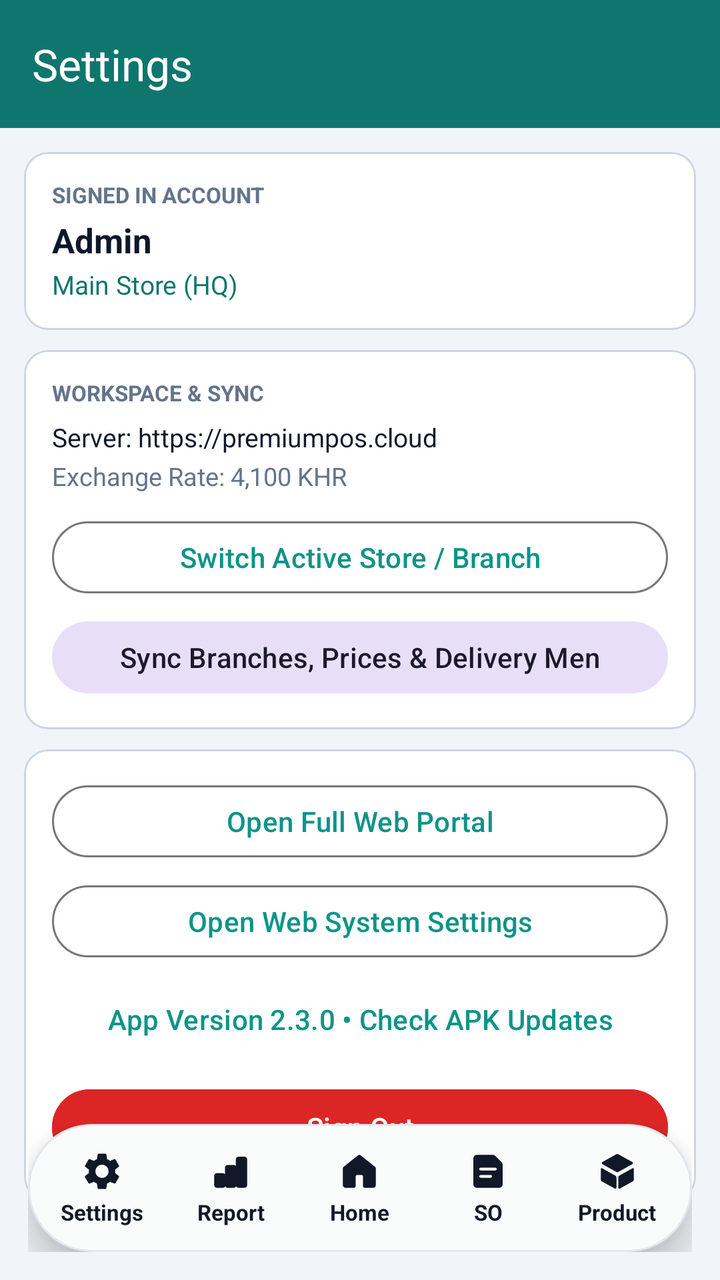
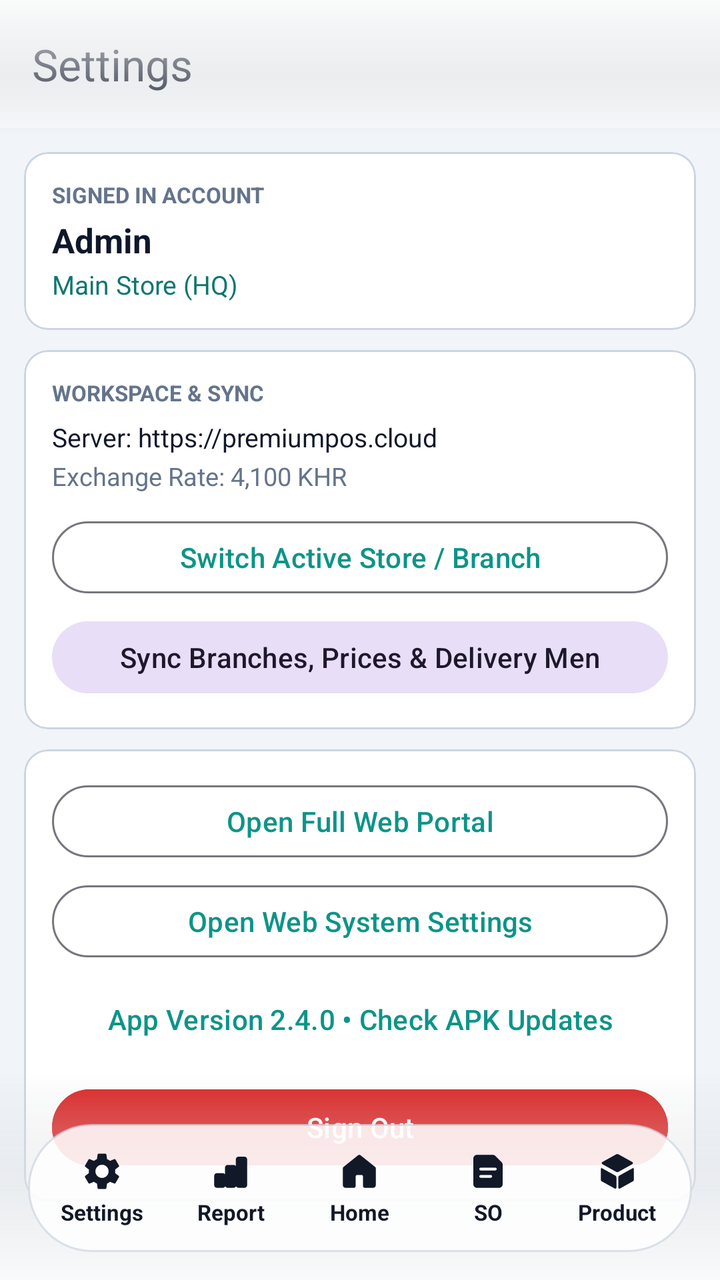

Two renders of the same Android screen: before a commit and after it. Below are the layout's source before the change and the commit's diff.
<!-- AndroidManifest.xml: application theme Theme.InFlowPremium -->
<!-- res/layout/activity_app_settings.xml -->
<?xml version="1.0" encoding="utf-8"?>
<androidx.coordinatorlayout.widget.CoordinatorLayout xmlns:android="http://schemas.android.com/apk/res/android"
    xmlns:app="http://schemas.android.com/apk/res-auto"
    android:layout_width="match_parent"
    android:layout_height="match_parent"
    android:background="@color/background"
    android:clipChildren="false"
    android:clipToPadding="false">

    <com.google.android.material.appbar.AppBarLayout
        android:layout_width="match_parent"
        android:layout_height="wrap_content"
        android:background="@color/primary_dark">

        <com.google.android.material.appbar.MaterialToolbar
            android:id="@+id/toolbar"
            android:layout_width="match_parent"
            android:layout_height="?attr/actionBarSize"
            app:subtitleTextColor="@color/primary_light"
            app:title="Settings"
            app:titleTextColor="@color/white" />
    </com.google.android.material.appbar.AppBarLayout>

    <ScrollView
        android:layout_width="match_parent"
        android:layout_height="match_parent"
        android:clipToPadding="false"
        android:paddingBottom="96dp"
        app:layout_behavior="@string/appbar_scrolling_view_behavior">

        <LinearLayout
            android:layout_width="match_parent"
            android:layout_height="wrap_content"
            android:orientation="vertical"
            android:padding="12dp">

            
            <com.google.android.material.card.MaterialCardView
                android:layout_width="match_parent"
                android:layout_height="wrap_content"
                app:cardBackgroundColor="@color/white"
                app:cardCornerRadius="12dp"
                app:strokeColor="@color/border"
                app:strokeWidth="1dp">

                <LinearLayout
                    android:layout_width="match_parent"
                    android:layout_height="wrap_content"
                    android:orientation="vertical"
                    android:padding="14dp">

                    <TextView
                        android:layout_width="wrap_content"
                        android:layout_height="wrap_content"
                        android:text="SIGNED IN ACCOUNT"
                        android:textColor="@color/gray"
                        android:textSize="11sp"
                        android:textStyle="bold" />

                    <TextView
                        android:id="@+id/tvSettingUser"
                        android:layout_width="wrap_content"
                        android:layout_height="wrap_content"
                        android:layout_marginTop="4dp"
                        android:text="Admin"
                        android:textColor="@color/black"
                        android:textSize="17sp"
                        android:textStyle="bold" />

                    <TextView
                        android:id="@+id/tvSettingRole"
                        android:layout_width="wrap_content"
                        android:layout_height="wrap_content"
                        android:layout_marginTop="2dp"
                        android:text="Main Store (HQ)"
                        android:textColor="@color/primary_dark"
                        android:textSize="13sp" />
                </LinearLayout>
            </com.google.android.material.card.MaterialCardView>

            
            <com.google.android.material.card.MaterialCardView
                android:layout_width="match_parent"
                android:layout_height="wrap_content"
                android:layout_marginTop="10dp"
                app:cardBackgroundColor="@color/white"
                app:cardCornerRadius="12dp"
                app:strokeColor="@color/border"
                app:strokeWidth="1dp">

                <LinearLayout
                    android:layout_width="match_parent"
                    android:layout_height="wrap_content"
                    android:orientation="vertical"
                    android:padding="14dp">

                    <TextView
                        android:layout_width="wrap_content"
                        android:layout_height="wrap_content"
                        android:text="WORKSPACE &amp; SYNC"
                        android:textColor="@color/gray"
                        android:textSize="11sp"
                        android:textStyle="bold" />

                    <TextView
                        android:id="@+id/tvSettingServer"
                        android:layout_width="wrap_content"
                        android:layout_height="wrap_content"
                        android:layout_marginTop="6dp"
                        android:text="Server: https://premiumpos.cloud"
                        android:textColor="@color/black"
                        android:textSize="13sp" />

                    <TextView
                        android:id="@+id/tvSettingRate"
                        android:layout_width="wrap_content"
                        android:layout_height="wrap_content"
                        android:layout_marginTop="2dp"
                        android:text="Exchange Rate: 4,100 KHR"
                        android:textColor="@color/gray"
                        android:textSize="12.5sp" />

                    <com.google.android.material.button.MaterialButton
                        android:id="@+id/btnSettingBranch"
                        style="@style/Widget.Material3.Button.OutlinedButton"
                        android:layout_width="match_parent"
                        android:layout_height="44dp"
                        android:layout_marginTop="10dp"
                        android:text="Switch Active Store / Branch" />

                    <com.google.android.material.button.MaterialButton
                        android:id="@+id/btnSettingSync"
                        style="@style/Widget.Material3.Button.TonalButton"
                        android:layout_width="match_parent"
                        android:layout_height="44dp"
                        android:layout_marginTop="6dp"
                        android:text="Sync Branches, Prices &amp; Delivery Men" />
                </LinearLayout>
            </com.google.android.material.card.MaterialCardView>

            
            <com.google.android.material.card.MaterialCardView
                android:layout_width="match_parent"
                android:layout_height="wrap_content"
                android:layout_marginTop="10dp"
                app:cardBackgroundColor="@color/white"
                app:cardCornerRadius="12dp"
                app:strokeColor="@color/border"
                app:strokeWidth="1dp">

                <LinearLayout
                    android:layout_width="match_parent"
                    android:layout_height="wrap_content"
                    android:orientation="vertical"
                    android:padding="14dp">

                    <com.google.android.material.button.MaterialButton
                        android:id="@+id/btnOpenWebPortal"
                        style="@style/Widget.Material3.Button.OutlinedButton"
                        android:layout_width="match_parent"
                        android:layout_height="44dp"
                        android:text="Open Full Web Portal" />

                    <com.google.android.material.button.MaterialButton
                        android:id="@+id/btnOpenWebSettings"
                        style="@style/Widget.Material3.Button.OutlinedButton"
                        android:layout_width="match_parent"
                        android:layout_height="44dp"
                        android:layout_marginTop="6dp"
                        android:text="Open Web System Settings" />

                    <com.google.android.material.button.MaterialButton
                        android:id="@+id/btnCheckUpdate"
                        style="@style/Widget.Material3.Button.TextButton"
                        android:layout_width="match_parent"
                        android:layout_height="42dp"
                        android:layout_marginTop="6dp"
                        android:text="App Version 2.3.0 • Check APK Updates" />

                    <com.google.android.material.button.MaterialButton
                        android:id="@+id/btnSignOut"
                        android:layout_width="match_parent"
                        android:layout_height="46dp"
                        android:layout_marginTop="10dp"
                        android:backgroundTint="@color/cancel_red"
                        android:text="Sign Out"
                        android:textColor="@color/white" />
                </LinearLayout>
            </com.google.android.material.card.MaterialCardView>

        </LinearLayout>
    </ScrollView>

    <include
        android:id="@+id/bottomNav"
        layout="@layout/view_bottom_nav" />

</androidx.coordinatorlayout.widget.CoordinatorLayout>
<!-- res/layout/view_bottom_nav.xml (included above) -->
<?xml version="1.0" encoding="utf-8"?>
<FrameLayout xmlns:android="http://schemas.android.com/apk/res/android"
    xmlns:app="http://schemas.android.com/apk/res-auto"
    android:layout_width="match_parent"
    android:layout_height="wrap_content"
    android:layout_gravity="bottom"
    android:background="@android:color/transparent"
    android:paddingHorizontal="14dp"
    android:paddingTop="4dp"
    android:paddingBottom="14dp">

    
    <LinearLayout
        android:layout_width="match_parent"
        android:layout_height="64dp"
        android:background="@drawable/bg_nav_capsule"
        android:baselineAligned="false"
        android:elevation="12dp"
        android:gravity="center_vertical"
        android:orientation="horizontal"
        android:padding="5dp">

        
        <LinearLayout
            android:id="@+id/navTabSettings"
            android:layout_width="0dp"
            android:layout_height="match_parent"
            android:layout_weight="1"
            android:clickable="true"
            android:focusable="true"
            android:gravity="center"
            android:orientation="vertical">

            <ImageView
                android:id="@+id/ivNavSettings"
                android:layout_width="22dp"
                android:layout_height="22dp"
                android:contentDescription="Settings"
                android:src="@drawable/ic_nav_settings"
                app:tint="#111827" />

            <TextView
                android:id="@+id/tvNavSettings"
                android:layout_width="wrap_content"
                android:layout_height="wrap_content"
                android:layout_marginTop="2dp"
                android:text="Settings"
                android:textColor="#111827"
                android:textSize="11sp"
                android:textStyle="bold" />
        </LinearLayout>

        
        <LinearLayout
            android:id="@+id/navTabReport"
            android:layout_width="0dp"
            android:layout_height="match_parent"
            android:layout_weight="1"
            android:clickable="true"
            android:focusable="true"
            android:gravity="center"
            android:orientation="vertical">

            <ImageView
                android:id="@+id/ivNavReport"
                android:layout_width="22dp"
                android:layout_height="22dp"
                android:contentDescription="Report"
                android:src="@drawable/ic_nav_report"
                app:tint="#111827" />

            <TextView
                android:id="@+id/tvNavReport"
                android:layout_width="wrap_content"
                android:layout_height="wrap_content"
                android:layout_marginTop="2dp"
                android:text="Report"
                android:textColor="#111827"
                android:textSize="11sp"
                android:textStyle="bold" />
        </LinearLayout>

        
        <LinearLayout
            android:id="@+id/navTabHome"
            android:layout_width="0dp"
            android:layout_height="match_parent"
            android:layout_weight="1"
            android:clickable="true"
            android:focusable="true"
            android:gravity="center"
            android:orientation="vertical">

            <ImageView
                android:id="@+id/ivNavHome"
                android:layout_width="22dp"
                android:layout_height="22dp"
                android:contentDescription="Home"
                android:src="@drawable/ic_nav_home"
                app:tint="#111827" />

            <TextView
                android:id="@+id/tvNavHome"
                android:layout_width="wrap_content"
                android:layout_height="wrap_content"
                android:layout_marginTop="2dp"
                android:text="Home"
                android:textColor="#111827"
                android:textSize="11sp"
                android:textStyle="bold" />
        </LinearLayout>

        
        <LinearLayout
            android:id="@+id/navTabSo"
            android:layout_width="0dp"
            android:layout_height="match_parent"
            android:layout_weight="1"
            android:clickable="true"
            android:focusable="true"
            android:gravity="center"
            android:orientation="vertical">

            <ImageView
                android:id="@+id/ivNavSo"
                android:layout_width="22dp"
                android:layout_height="22dp"
                android:contentDescription="Sales Orders"
                android:src="@drawable/ic_nav_so"
                app:tint="#111827" />

            <TextView
                android:id="@+id/tvNavSo"
                android:layout_width="wrap_content"
                android:layout_height="wrap_content"
                android:layout_marginTop="2dp"
                android:text="SO"
                android:textColor="#111827"
                android:textSize="11sp"
                android:textStyle="bold" />
        </LinearLayout>

        
        <LinearLayout
            android:id="@+id/navTabProduct"
            android:layout_width="0dp"
            android:layout_height="match_parent"
            android:layout_weight="1"
            android:clickable="true"
            android:focusable="true"
            android:gravity="center"
            android:orientation="vertical">

            <ImageView
                android:id="@+id/ivNavProduct"
                android:layout_width="22dp"
                android:layout_height="22dp"
                android:contentDescription="Product"
                android:src="@drawable/ic_nav_product"
                app:tint="#111827" />

            <TextView
                android:id="@+id/tvNavProduct"
                android:layout_width="wrap_content"
                android:layout_height="wrap_content"
                android:layout_marginTop="2dp"
                android:text="Product"
                android:textColor="#111827"
                android:textSize="11sp"
                android:textStyle="bold" />
        </LinearLayout>

    </LinearLayout>
</FrameLayout>
<!-- resources referenced by this layout -->
<resources>
  <color name="background">#F1F5F9</color>
  <color name="black">#0F172A</color>
  <color name="border">#CBD5E1</color>
  <color name="cancel_red">#DC2626</color>
  <color name="gray">#64748B</color>
  <color name="primary_dark">#0F766E</color>
  <color name="primary_light">#CCFBF1</color>
  <color name="white">#FFFFFF</color>
  <!-- drawable bg_nav_capsule (drawable) -->
  <?xml version="1.0" encoding="utf-8"?>
  <shape xmlns:android="http://schemas.android.com/apk/res/android"
      android:shape="rectangle">
      <solid android:color="#FAFBFB" />
      <stroke
          android:width="1dp"
          android:color="#E2E8F0" />
      <corners android:radius="999dp" />
  </shape>
  <!-- drawable ic_nav_home (drawable) -->
  <?xml version="1.0" encoding="utf-8"?>
  <vector xmlns:android="http://schemas.android.com/apk/res/android"
      android:width="24dp"
      android:height="24dp"
      android:viewportWidth="24"
      android:viewportHeight="24">
      <path
          android:fillColor="#FFFFFFFF"
          android:pathData="M11.35,3.22c0.38,-0.3 0.92,-0.3 1.3,0l8,6.4C20.87,9.8 21,10.07 21,10.35V19.5c0,0.83 -0.67,1.5 -1.5,1.5H15c-0.55,0 -1,-0.45 -1,-1v-5.2c0,-0.44 -0.36,-0.8 -0.8,-0.8h-2.4c-0.44,0 -0.8,0.36 -0.8,0.8V20c0,0.55 -0.45,1 -1,1H4.5C3.67,21 3,20.33 3,19.5v-9.15c0,-0.28 0.13,-0.55 0.35,-0.73L11.35,3.22z" />
  </vector>
  <style name="Theme.InFlowPremium" parent="Theme.Material3.Light.NoActionBar">
          <item name="colorPrimary">@color/primary</item>
          <item name="colorPrimaryDark">@color/primary_dark</item>
          <item name="colorSecondary">@color/accent</item>
          <item name="android:statusBarColor">@color/primary_dark</item>
          <item name="android:windowLightStatusBar" tools:targetApi="m">false</item>
          <item name="android:navigationBarColor">@color/white</item>
          <item name="android:windowLightNavigationBar" tools:targetApi="o_mr1">true</item>
      </style>
  <color name="primary">#0D9488</color>
  <color name="accent">#10B981</color>
  <!-- unchanged entries left out for length: 4 -->
</resources>

<!-- the commit's change to res/layout/activity_app_settings.xml (unified diff, before → after) -->
@@ -8,24 +8,36 @@
     android:clipToPadding="false">
 
     <com.google.android.material.appbar.AppBarLayout
+        android:id="@+id/appBar"
         android:layout_width="match_parent"
         android:layout_height="wrap_content"
-        android:background="@color/primary_dark">
-
-        <com.google.android.material.appbar.MaterialToolbar
-            android:id="@+id/toolbar"
+        android:background="@android:color/transparent"
+        app:elevation="0dp">
+
+        <LinearLayout
+            android:id="@+id/topHeader"
             android:layout_width="match_parent"
-            android:layout_height="?attr/actionBarSize"
-            app:subtitleTextColor="@color/primary_light"
-            app:title="Settings"
-            app:titleTextColor="@color/white" />
+            android:layout_height="wrap_content"
+            android:background="#F8FAFC"
+            android:orientation="vertical"
+            app:layout_scrollFlags="scroll|enterAlways|snap">
+
+            <com.google.android.material.appbar.MaterialToolbar
+                android:id="@+id/toolbar"
+                android:layout_width="match_parent"
+                android:layout_height="?attr/actionBarSize"
+                app:subtitleTextColor="#0F766E"
+                app:title="Settings"
+                app:titleTextColor="#0F172A" />
+        </LinearLayout>
     </com.google.android.material.appbar.AppBarLayout>
 
     <ScrollView
+        android:id="@+id/scrollSettings"
         android:layout_width="match_parent"
         android:layout_height="match_parent"
         android:clipToPadding="false"
-        android:paddingBottom="96dp"
+        android:paddingBottom="104dp"
         app:layout_behavior="@string/appbar_scrolling_view_behavior">
 
         <LinearLayout
@@ -175,7 +187,7 @@
                         android:layout_width="match_parent"
                         android:layout_height="42dp"
                         android:layout_marginTop="6dp"
-                        android:text="App Version 2.3.0 • Check APK Updates" />
+                        android:text="App Version 2.4.0 • Check APK Updates" />
 
                     <com.google.android.material.button.MaterialButton
                         android:id="@+id/btnSignOut"
@@ -190,6 +202,20 @@
 
         </LinearLayout>
     </ScrollView>
+
+    <View
+        android:id="@+id/topScrim"
+        android:layout_width="match_parent"
+        android:layout_height="68dp"
+        android:layout_gravity="top"
+        android:background="@drawable/bg_top_glow_scrim" />
+
+    <View
+        android:id="@+id/bottomScrim"
+        android:layout_width="match_parent"
+        android:layout_height="104dp"
+        android:layout_gravity="bottom"
+        android:background="@drawable/bg_bottom_glow_scrim" />
 
     <include
         android:id="@+id/bottomNav"
<!-- resource entries referenced after the edit -->
@@ -6,18 +6,69 @@
   <color name="cancel_red">#DC2626</color>
   <color name="gray">#64748B</color>
   <color name="primary_dark">#0F766E</color>
-  <color name="primary_light">#CCFBF1</color>
   <color name="white">#FFFFFF</color>
+  <!-- drawable bg_bottom_glow_scrim (drawable) -->
+  <?xml version="1.0" encoding="utf-8"?>
+  <layer-list xmlns:android="http://schemas.android.com/apk/res/android">
+      
+      <item>
+          <shape android:shape="rectangle">
+              <gradient
+                  android:angle="90"
+                  android:centerColor="#160F172A"
+                  android:centerY="0.5"
+                  android:endColor="#00000000"
+                  android:startColor="#220F172A" />
+          </shape>
+      </item>
+      
+      <item>
+          <shape android:shape="rectangle">
+              <gradient
+                  android:angle="90"
+                  android:centerColor="#66FFFFFF"
+                  android:centerY="0.46"
+                  android:endColor="#00FFFFFF"
+                  android:startColor="#DCFFFFFF" />
+          </shape>
+      </item>
+  </layer-list>
   <!-- drawable bg_nav_capsule (drawable) -->
   <?xml version="1.0" encoding="utf-8"?>
   <shape xmlns:android="http://schemas.android.com/apk/res/android"
       android:shape="rectangle">
-      <solid android:color="#FAFBFB" />
+      <solid android:color="#DBFFFFFF" />
       <stroke
           android:width="1dp"
-          android:color="#E2E8F0" />
+          android:color="#B0CBD5E1" />
       <corners android:radius="999dp" />
   </shape>
+  <!-- drawable bg_top_glow_scrim (drawable) -->
+  <?xml version="1.0" encoding="utf-8"?>
+  <layer-list xmlns:android="http://schemas.android.com/apk/res/android">
+      
+      <item>
+          <shape android:shape="rectangle">
+              <gradient
+                  android:angle="270"
+                  android:centerColor="#1A0F172A"
+                  android:centerY="0.55"
+                  android:endColor="#00000000"
+                  android:startColor="#240F172A" />
+          </shape>
+      </item>
+      
+      <item>
+          <shape android:shape="rectangle">
+              <gradient
+                  android:angle="270"
+                  android:centerColor="#73FFFFFF"
+                  android:centerY="0.48"
+                  android:endColor="#00FFFFFF"
+                  android:startColor="#E0FFFFFF" />
+          </shape>
+      </item>
+  </layer-list>
   <!-- drawable ic_nav_home (drawable) -->
   <?xml version="1.0" encoding="utf-8"?>
   <vector xmlns:android="http://schemas.android.com/apk/res/android"
@@ -33,10 +84,12 @@
           <item name="colorPrimary">@color/primary</item>
           <item name="colorPrimaryDark">@color/primary_dark</item>
           <item name="colorSecondary">@color/accent</item>
-          <item name="android:statusBarColor">@color/primary_dark</item>
-          <item name="android:windowLightStatusBar" tools:targetApi="m">false</item>
-          <item name="android:navigationBarColor">@color/white</item>
+          <item name="android:statusBarColor">@android:color/transparent</item>
+          <item name="android:windowLightStatusBar" tools:targetApi="m">true</item>
+          <item name="android:navigationBarColor">@android:color/transparent</item>
           <item name="android:windowLightNavigationBar" tools:targetApi="o_mr1">true</item>
+          <item name="android:enforceNavigationBarContrast" tools:targetApi="q">false</item>
+          <item name="android:enforceStatusBarContrast" tools:targetApi="q">false</item>
       </style>
   <color name="primary">#0D9488</color>
   <color name="accent">#10B981</color>
